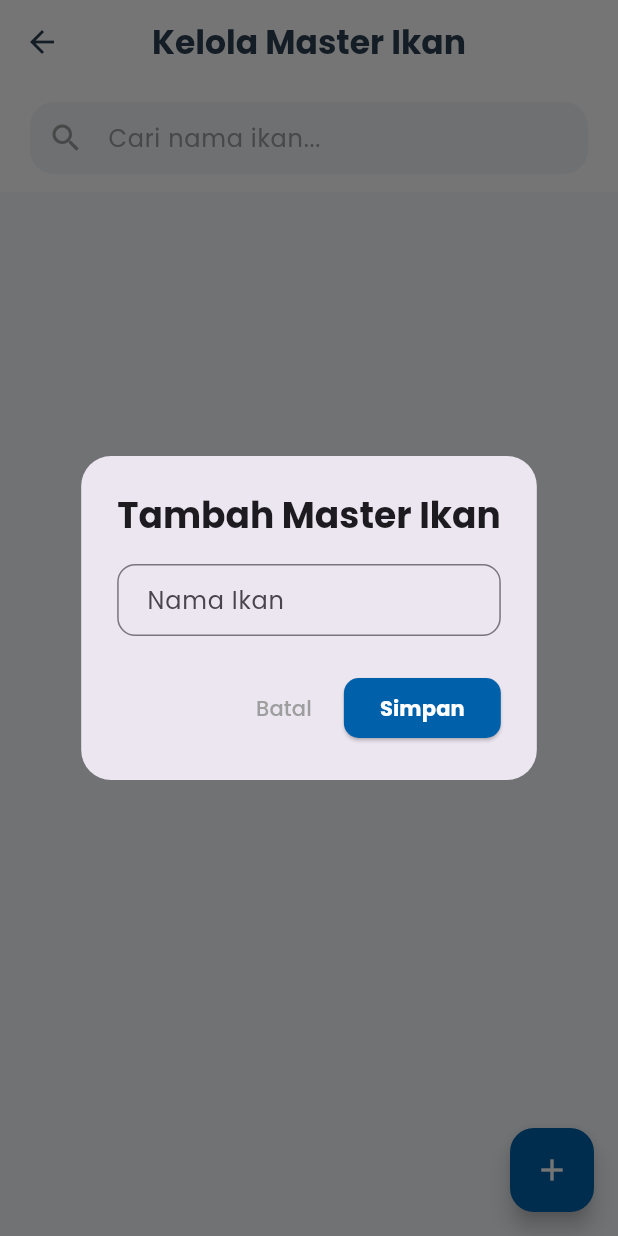
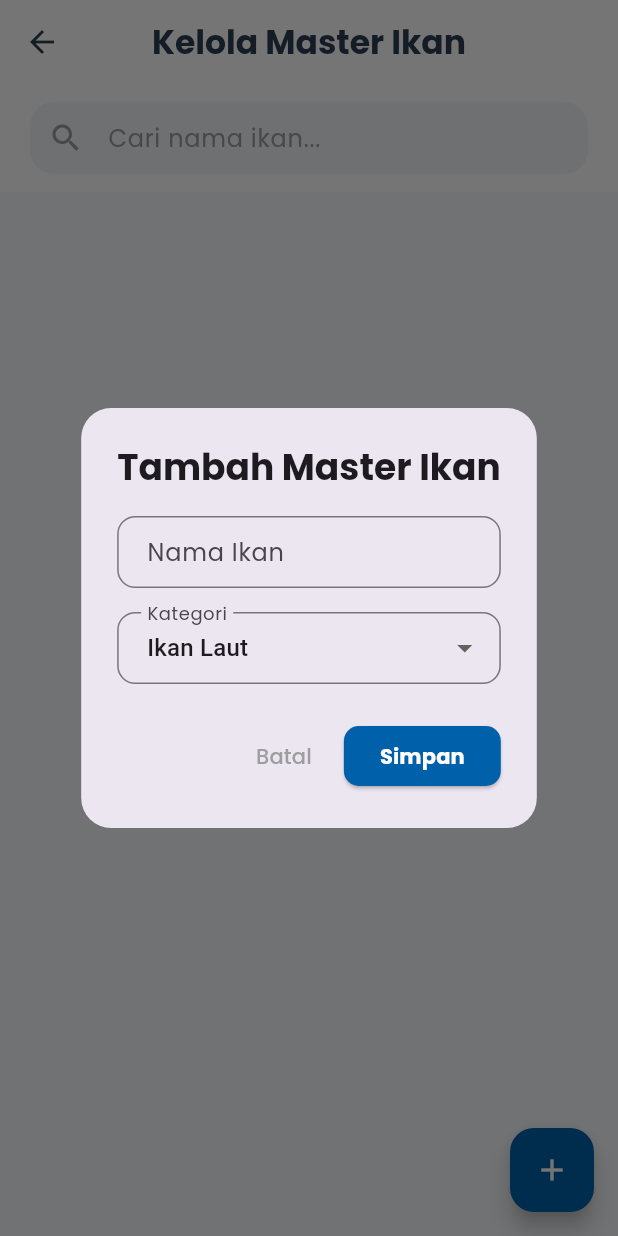
Before and after one commit to elmiraputri182-cyber/freshfish-app, a Flutter app: the MasterIkanPage screen opened directly, after a tap on the "add" icon, on a phone screen of 412 x 824 dp. Run offline on Flutter 3.47's test engine with Material 3 defaults, Android fonts, the phone set to English and light mode, and no system bars; our stand-ins replace firebase_auth, firebase_core, fl_chart, geolocator, google_fonts, google_sign_in and 4 more; accounts and stored records are empty; network calls fail.

Commit message:
Implement cascading category and fish name dropdown in tambah and edit ikan screens

```diff
--- a/lib/screens/admin/master_ikan_page.dart
+++ b/lib/screens/admin/master_ikan_page.dart
@@ -60,11 +60,11 @@ class _MasterIkanPageState extends State<MasterIkanPage> {
     });
   }
 
-  Future<void> tambahIkan(String nama) async {
+  Future<void> tambahIkan(String nama, String kategori) async {
     try {
       final response = await http.post(
         Uri.parse("${Api.baseUrl}/admin/tambah_master_ikan.php"),
-        body: {"nama_ikan": nama},
+        body: {"nama_ikan": nama, "kategori": kategori},
       );
 
       final data = jsonDecode(response.body);
@@ -89,11 +89,11 @@ class _MasterIkanPageState extends State<MasterIkanPage> {
     }
   }
 
-  Future<void> editIkan(int id, String nama) async {
+  Future<void> editIkan(int id, String nama, String kategori) async {
     try {
       final response = await http.post(
         Uri.parse("${Api.baseUrl}/admin/edit_master_ikan.php"),
-        body: {"id_master": id.toString(), "nama_ikan": nama},
+        body: {"id_master": id.toString(), "nama_ikan": nama, "kategori": kategori},
       );
 
       final data = jsonDecode(response.body);
@@ -147,13 +147,16 @@ class _MasterIkanPageState extends State<MasterIkanPage> {
     }
   }
 
-  void showFormDialog({int? id, String? currentName}) {
+  void showFormDialog({int? id, String? currentName, String? currentKategori}) {
     final formKey = GlobalKey<FormState>();
     final controller = TextEditingController(text: currentName ?? "");
+    String selectedKategori = currentKategori ?? "Ikan Laut";
 
     showDialog(
       context: context,
       builder: (context) {
+        return StatefulBuilder(
+          builder: (context, setStateDialog) {
             return AlertDialog(
               shape: RoundedRectangleBorder(borderRadius: BorderRadius.circular(20)),
               title: Text(
@@ -162,7 +165,10 @@ class _MasterIkanPageState extends State<MasterIkanPage> {
               ),
               content: Form(
                 key: formKey,
-            child: TextFormField(
+                child: Column(
+                  mainAxisSize: MainAxisSize.min,
+                  children: [
+                    TextFormField(
                       controller: controller,
                       decoration: InputDecoration(
                         labelText: "Nama Ikan",
@@ -178,6 +184,33 @@ class _MasterIkanPageState extends State<MasterIkanPage> {
                         }
                         return null;
                       },
+                    ),
+                    const SizedBox(height: 16),
+                    DropdownButtonFormField<String>(
+                      value: selectedKategori,
+                      decoration: InputDecoration(
+                        labelText: "Kategori",
+                        labelStyle: GoogleFonts.poppins(),
+                        border: OutlineInputBorder(
+                          borderRadius: BorderRadius.circular(12),
+                        ),
+                        contentPadding: const EdgeInsets.symmetric(horizontal: 16, vertical: 12),
+                      ),
+                      items: const [
+                        DropdownMenuItem(value: "Ikan Laut", child: Text("Ikan Laut")),
+                        DropdownMenuItem(value: "Ikan Tawar", child: Text("Ikan Tawar")),
+                        DropdownMenuItem(value: "Udang", child: Text("Udang")),
+                        DropdownMenuItem(value: "Kerang", child: Text("Kerang")),
+                      ],
+                      onChanged: (val) {
+                        if (val != null) {
+                          setStateDialog(() {
+                            selectedKategori = val;
+                          });
+                        }
+                      },
+                    ),
+                  ],
                 ),
               ),
               actions: [
@@ -199,9 +232,9 @@ class _MasterIkanPageState extends State<MasterIkanPage> {
                     if (formKey.currentState!.validate()) {
                       Navigator.pop(context);
                       if (id == null) {
-                    tambahIkan(controller.text.trim());
+                        tambahIkan(controller.text.trim(), selectedKategori);
                       } else {
-                    editIkan(id, controller.text.trim());
+                        editIkan(id, controller.text.trim(), selectedKategori);
                       }
                     }
                   },
@@ -211,6 +244,8 @@ class _MasterIkanPageState extends State<MasterIkanPage> {
                   ),
                 ),
               ],
+            );
+          },
         );
       },
     );
@@ -349,7 +384,10 @@ class _MasterIkanPageState extends State<MasterIkanPage> {
                                   ),
                                   const SizedBox(width: 14),
                                   Expanded(
-                                    child: Text(
+                                    child: Column(
+                                      crossAxisAlignment: CrossAxisAlignment.start,
+                                      children: [
+                                        Text(
                                           nama,
                                           style: GoogleFonts.poppins(
                                             fontWeight: FontWeight.w600,
@@ -357,9 +395,22 @@ class _MasterIkanPageState extends State<MasterIkanPage> {
                                             color: const Color(0xFF2C3E50),
                                           ),
                                         ),
+                                        Text(
+                                          item["kategori"]?.toString() ?? "Ikan Laut",
+                                          style: GoogleFonts.poppins(
+                                            fontSize: 11,
+                                            color: Colors.grey.shade500,
+                                          ),
+                                        ),
+                                      ],
+                                    ),
                                   ),
                                   IconButton(
-                                    onPressed: () => showFormDialog(id: id, currentName: nama),
+                                    onPressed: () => showFormDialog(
+                                      id: id,
+                                      currentName: nama,
+                                      currentKategori: item["kategori"]?.toString(),
+                                    ),
                                     icon: const Icon(Icons.edit_outlined, color: Colors.blue, size: 20),
                                   ),
                                   IconButton(
```
Also changed, not shown: lib/screens/agen/edit_ikan_page.dart (+46 -34 lines), lib/screens/agen/tambah_ikan_page.dart (+58 -53 lines), 1 other file. Lines whose indentation alone changed are shown as unchanged.
